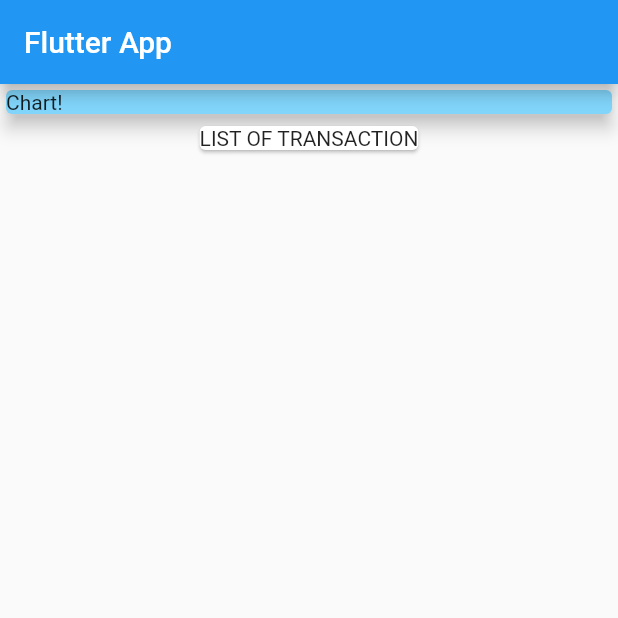
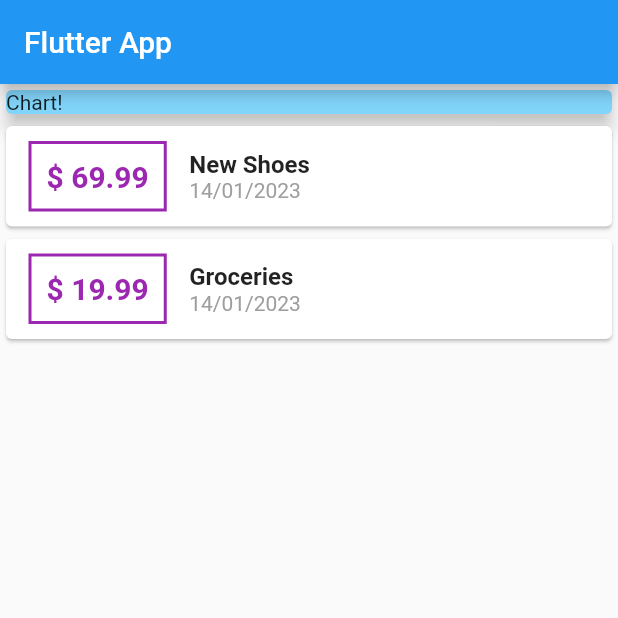
Before and after one commit to vishnumohanan404/expense-tracker-flutter, a Flutter app: the screen it shows after launch, on a phone screen of 412 x 824 dp, the top half of it. Run offline on Flutter 3.47's test engine with Material 2 defaults, Android fonts, the phone set to English and light mode, and no system bars.

Commit message:
list created with basic styling

```diff
--- a/lib/main.dart
+++ b/lib/main.dart
@@ -1,4 +1,6 @@
 import 'package:flutter/material.dart';
+import 'package:intl/intl.dart';
+import 'transaction.dart';
 
 void main() => runApp(MyApp());
 
@@ -13,6 +15,20 @@ class MyApp extends StatelessWidget {
 }
 
 class MyHomePage extends StatelessWidget {
+  final List<Transaction> transactions = [
+    Transaction(
+      id: "1",
+      title: 'New Shoes',
+      amount: 69.99,
+      date: DateTime.now(),
+    ),
+    Transaction(
+      id: "1",
+      title: 'Groceries',
+      amount: 19.99,
+      date: DateTime.now(),
+    ),
+  ];
   @override
   Widget build(BuildContext context) {
     return Scaffold(
@@ -29,8 +45,53 @@ class MyHomePage extends StatelessWidget {
               elevation: 5,
             ),
           ),
-          Card(
-            child: Text('LIST OF TRANSACTION'),
+          Column(
+            children: transactions.map((tx) {
+              return Card(
+                child: Row(
+                  children: <Widget>[
+                    Container(
+                      margin: EdgeInsets.symmetric(
+                        vertical: 10,
+                        horizontal: 15,
+                      ),
+                      decoration: BoxDecoration(
+                        border: Border.all(
+                          color: Colors.purple,
+                          width: 2,
+                        ),
+                      ),
+                      padding: EdgeInsets.all(10),
+                      child: Text(
+                        '\$ ${tx.amount}',
+                        style: TextStyle(
+                            fontWeight: FontWeight.bold,
+                            fontSize: 20,
+                            color: Colors.purple),
+                      ),
+                    ),
+                    Column(
+                      crossAxisAlignment: CrossAxisAlignment.start,
+                      children: <Widget>[
+                        Text(
+                          tx.title,
+                          style: TextStyle(
+                            fontSize: 16,
+                            fontWeight: FontWeight.bold,
+                          ),
+                        ),
+                        Text(
+                          DateFormat('dd/MM/yyyy').format(tx.date),
+                          style: TextStyle(
+                            color: Colors.grey,
+                          ),
+                        ),
+                      ],
+                    )
+                  ],
+                ),
+              );
+            }).toList(),
           )
         ],
       ),
--- /dev/null
+++ b/lib/transaction.dart
@@ -0,0 +1,15 @@
+import 'package:flutter/foundation.dart';
+
+class Transaction {
+  final String id;
+  final String title;
+  final double amount;
+  final DateTime date;
+
+  Transaction({
+    @required this.id,
+    @required this.title,
+    @required this.amount,
+    @required this.date,
+  });
+}
--- a/pubspec.yaml
+++ b/pubspec.yaml
@@ -3,7 +3,7 @@ description: A new Flutter project.
 
 # The following line prevents the package from being accidentally published to
 # pub.dev using `pub publish`. This is preferred for private packages.
-publish_to: 'none' # Remove this line if you wish to publish to pub.dev
+publish_to: "none" # Remove this line if you wish to publish to pub.dev
 
 # The following defines the version and build number for your application.
 # A version number is three numbers separated by dots, like 1.2.43
@@ -23,7 +23,7 @@ environment:
 dependencies:
   flutter:
     sdk: flutter
-
+  intl: ^0.18.0
 
   # The following adds the Cupertino Icons font to your application.
   # Use with the CupertinoIcons class for iOS style icons.
@@ -38,7 +38,6 @@ dev_dependencies:
 
 # The following section is specific to Flutter.
 flutter:
-
   # The following line ensures that the Material Icons font is
   # included with your application, so that you can use the icons in
   # the material Icons class.
```
Also changed, not shown: pubspec.lock.
